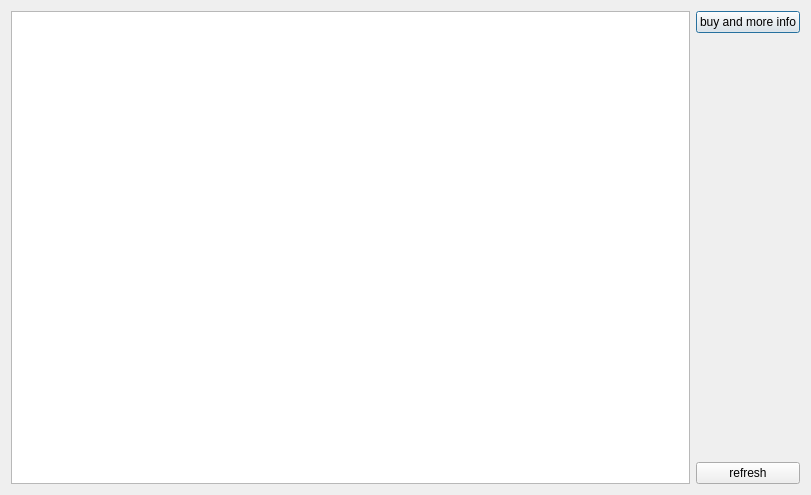
First picture: the form in Stor/showgoodstocustomer.ui, repository AP-projects-4001/IUT-s-crackpots, before the edit.
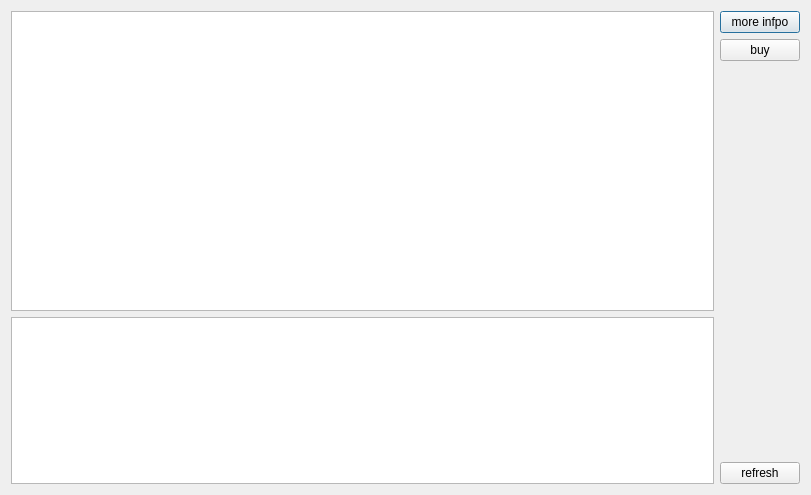
Second picture: the form after the edit.

```diff
--- a/Stor/showgoodstocustomer.ui
+++ b/Stor/showgoodstocustomer.ui
@@ -15,14 +15,39 @@
   </property>
   <layout class="QGridLayout" name="gridLayout">
    <item row="0" column="0">
-    <widget class="QListWidget" name="shopListWidget"/>
+    <layout class="QVBoxLayout" name="verticalLayout_3">
+     <item>
+      <layout class="QVBoxLayout" name="verticalLayout_2">
+       <item>
+        <widget class="QListWidget" name="shopListWidget">
+         <property name="minimumSize">
+          <size>
+           <width>0</width>
+           <height>300</height>
+          </size>
+         </property>
+        </widget>
+       </item>
+      </layout>
+     </item>
+     <item>
+      <widget class="QTextEdit" name="infoTtextEdit"/>
+     </item>
+    </layout>
    </item>
    <item row="0" column="1">
     <layout class="QVBoxLayout" name="verticalLayout">
      <item>
       <widget class="QPushButton" name="BuyInfoBtn">
        <property name="text">
-        <string>buy and more info</string>
+        <string>more infpo</string>
+       </property>
+      </widget>
+     </item>
+     <item>
+      <widget class="QPushButton" name="buyBtn">
+       <property name="text">
+        <string>buy</string>
        </property>
       </widget>
      </item>
```
